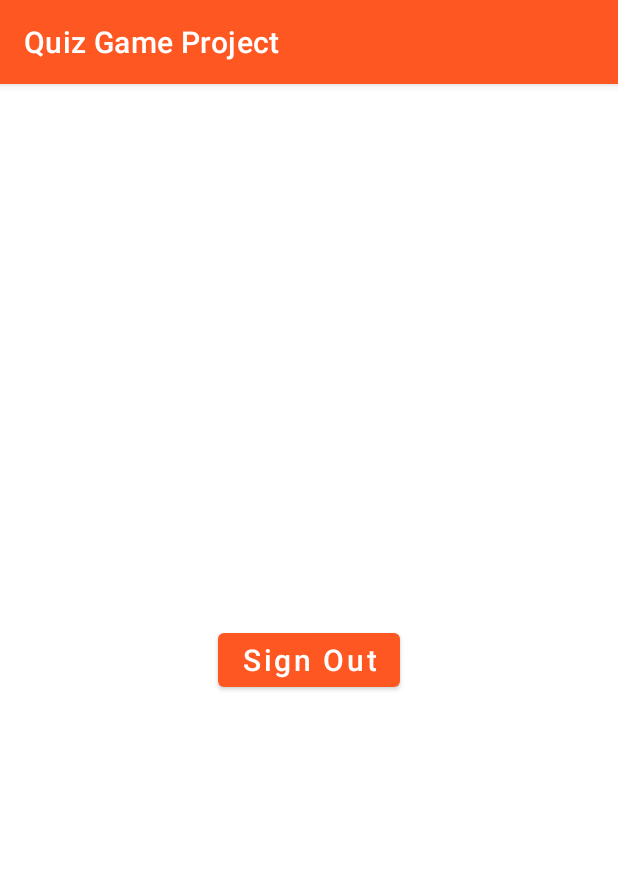
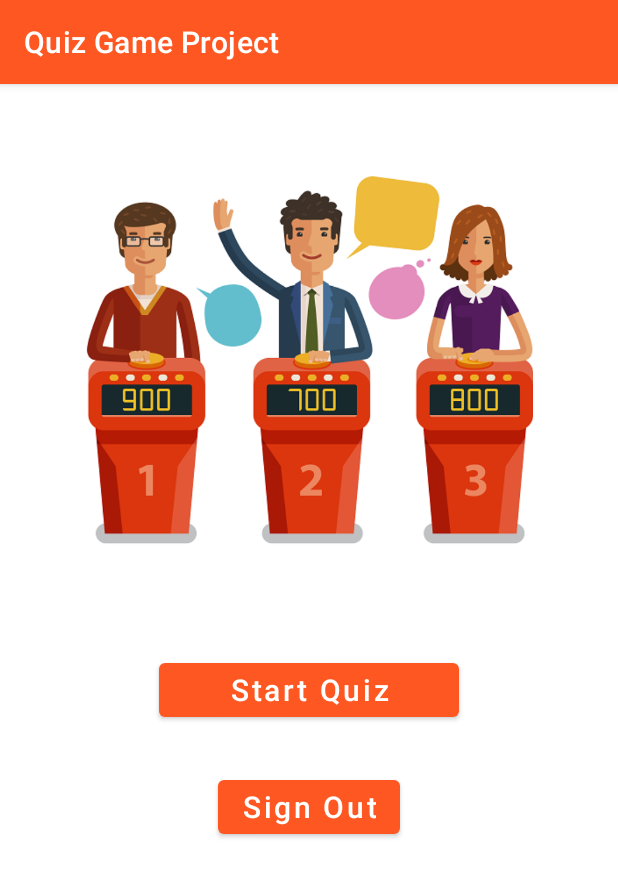
Before and after one commit to Morshed-GitHub/Quiz-Game, an Android app: the screen it shows after launch once a user with an empty profile is signed in (MainActivity), on a phone screen of 412 x 824 dp. Shown: the top 877 px of the screen. Run offline under Robolectric (Android 15) with nearby library versions, the phone set to English and light mode, and no system bars; our stand-ins replace Firebase (no records; nobody signed in at launch, a user with empty details on screens opened directly).

```diff
--- a/app/src/main/AndroidManifest.xml
+++ b/app/src/main/AndroidManifest.xml
@@ -14,10 +14,13 @@
         android:theme="@style/Theme.QuizGameProject"
         tools:targetApi="31">
         <activity
+            android:name=".QuizActivity"
+            android:exported="false" />
+        <activity
             android:name=".ForgotPasswordActivity"
             android:exported="false"
             android:parentActivityName=".LoginActivity"
-            android:theme="@style/SignupTheme"/>
+            android:theme="@style/SignupTheme" />
         <activity
             android:name=".SignupActivity"
             android:exported="false"
--- a/app/src/main/res/layout/activity_main.xml
+++ b/app/src/main/res/layout/activity_main.xml
@@ -6,17 +6,41 @@
     android:layout_height="match_parent"
     tools:context=".MainActivity">
 
+    <ImageView
+        android:id="@+id/imageView5"
+        android:layout_width="300dp"
+        android:layout_height="300dp"
+        android:layout_marginTop="30dp"
+        android:scaleType="centerCrop"
+        app:layout_constraintEnd_toEndOf="parent"
+        app:layout_constraintHorizontal_bias="0.495"
+        app:layout_constraintStart_toStartOf="parent"
+        app:layout_constraintTop_toTopOf="parent"
+        app:srcCompat="@drawable/splash_image" />
+
     <Button
         android:id="@+id/buttonSignOut"
         android:layout_width="wrap_content"
         android:layout_height="wrap_content"
+        android:layout_marginTop="30dp"
         android:text="Sign Out"
         android:textAllCaps="false"
         android:textSize="20sp"
-        app:layout_constraintBottom_toBottomOf="parent"
         app:layout_constraintEnd_toEndOf="parent"
         app:layout_constraintHorizontal_bias="0.5"
         app:layout_constraintStart_toStartOf="parent"
-        app:layout_constraintTop_toTopOf="parent"
-        app:layout_constraintVertical_bias="0.5" />
+        app:layout_constraintTop_toBottomOf="@+id/buttonStartQuiz" />
+
+    <Button
+        android:id="@+id/buttonStartQuiz"
+        android:layout_width="200dp"
+        android:layout_height="wrap_content"
+        android:layout_marginTop="50dp"
+        android:text="Start Quiz"
+        android:textAllCaps="false"
+        android:textSize="20sp"
+        app:layout_constraintEnd_toEndOf="parent"
+        app:layout_constraintHorizontal_bias="0.501"
+        app:layout_constraintStart_toStartOf="parent"
+        app:layout_constraintTop_toBottomOf="@+id/imageView5" />
 </androidx.constraintlayout.widget.ConstraintLayout>
```
Also changed, not shown: app/src/main/java/com/learning/quizgameproject/MainActivity.kt (+21 -0 lines), app/src/main/java/com/learning/quizgameproject/QuizActivity.kt (added, +11 -0 lines), app/src/main/res/layout/activity_quiz.xml (added, +9 -0 lines).
